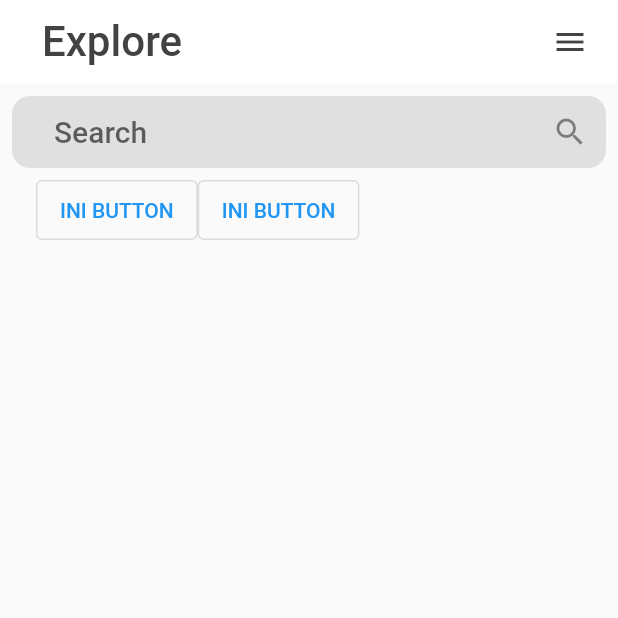
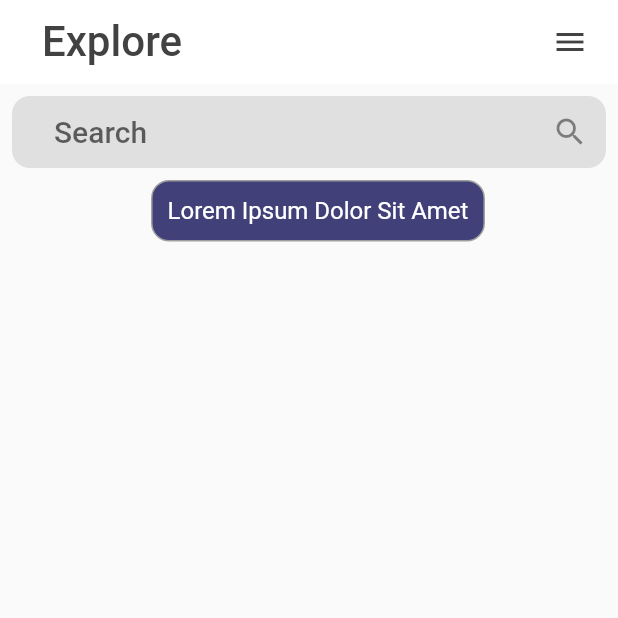
Before and after one commit to hallwack/artikel-app, a Flutter app: the screen it shows after launch, on a phone screen of 412 x 824 dp, the top half of it. Run offline on Flutter 3.47's test engine with Material 2 defaults, Android fonts, the phone set to English and light mode, and no system bars.

Commit message:
Fixing Search textfield and Category button

```diff
--- /dev/null
+++ b/lib/data/data_json.dart
@@ -0,0 +1,3 @@
+const List category = [
+  'All', 'Sport', 'News', 'Lifestyle', 'Healty', 'Entertainment',
+];
--- a/lib/main.dart
+++ b/lib/main.dart
@@ -10,7 +10,11 @@ class AppBuild extends StatelessWidget {
 
   @override
   Widget build(BuildContext context) {
-    return MaterialApp(title: "Artikel App", home: AppHome());
+    return MaterialApp(
+      title: "Artikel App",
+      debugShowCheckedModeBanner: false,
+      home: AppHome(),
+    );
   }
 }
 
--- a/lib/ui/app_home.dart
+++ b/lib/ui/app_home.dart
@@ -1,4 +1,5 @@
 import 'package:flutter/material.dart';
+import 'package:artikel_app/data/data_json.dart';
 
 /* class AppHome extends StatelessWidget {
   const AppHome({Key? key}) : super(key: key);
@@ -81,10 +82,13 @@ class _AppHomeState extends State<AppHome> {
           )
         ],
       ),
-      body: SafeArea(
+      body: Container(
         child: Column(
           children: [
-            Container(
+            Row(
+              children: [
+                Expanded(
+                  child: Container(
                     margin: EdgeInsets.symmetric(horizontal: 8, vertical: 8),
                     padding: EdgeInsets.only(left: 28),
                     decoration: BoxDecoration(
@@ -103,23 +107,40 @@ class _AppHomeState extends State<AppHome> {
                       ),
                     ),
                   ),
-            Container(
-              child: SizedBox(
-                height: 40.0,
-                child: ListView(
-                  padding: EdgeInsets.only(left: 24.0),
-                  scrollDirection: Axis.horizontal,
-                  children: [
-                    OutlinedButton(
-                      onPressed: () {},
-                      child: Text("INI BUTTON"),
-                    ),
-                    OutlinedButton(
-                      onPressed: () {},
-                      child: Text("INI BUTTON"),
                 ),
               ],
             ),
+            SingleChildScrollView(
+              scrollDirection: Axis.horizontal,
+              child: Row(
+                children: [
+                  Padding(
+                    padding: EdgeInsets.only(left: 12.0),
+                    child: Row(
+                      children: [
+                        Container(
+                          margin: EdgeInsets.symmetric(horizontal: 8.0),
+                          padding: EdgeInsets.all(10.0),
+                          decoration: BoxDecoration(
+                            borderRadius: BorderRadius.circular(12),
+                            border: Border.all(
+                              color: Colors.grey,
+                            ),
+                            color: Color(0xff414078),
+                          ),
+                          child: Text(
+                            "Lorem Ipsum Dolor Sit Amet",
+                            style: TextStyle(
+                              fontSize: 16.0,
+                              fontWeight: FontWeight.w400,
+                              color: Colors.white,
+                            ),
+                          ),
+                        ),
+                      ],
+                    ),
+                  ),
+                ],
               ),
             ),
           ],
```
Lines whose indentation alone changed are shown as unchanged.
